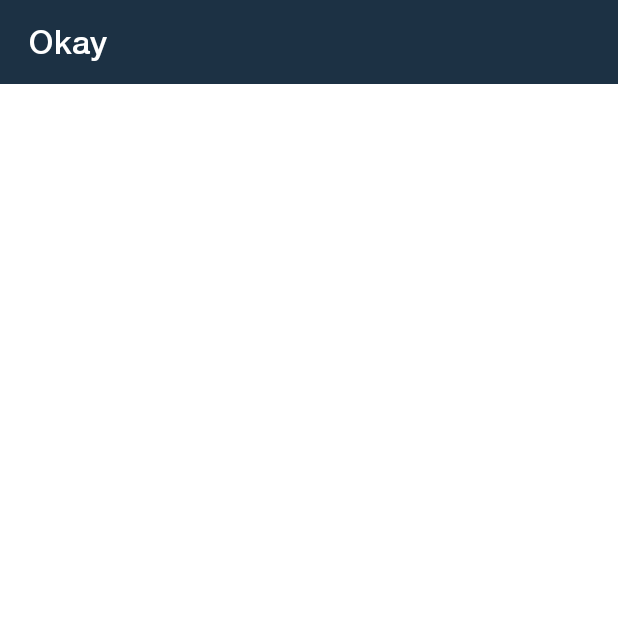
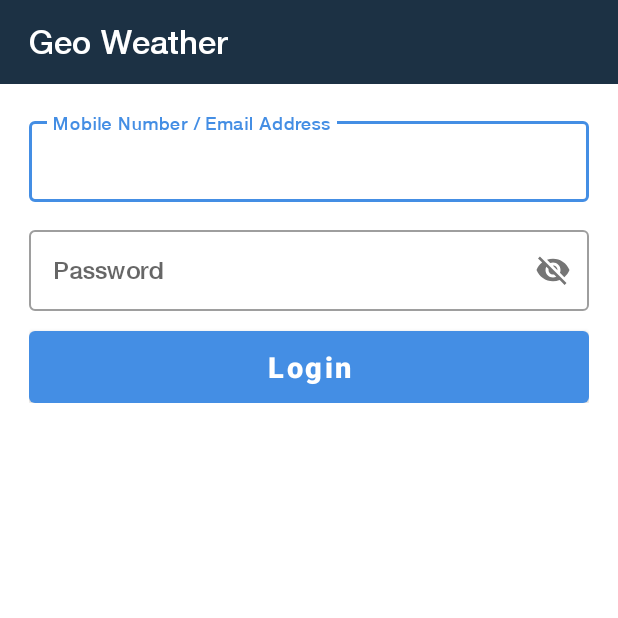
Before and after one commit to gcrnj/geo_weather, an Android app: the SignInActivity screen opened directly, with no data from a screen before it, on a phone screen of 412 x 824 dp, the top half of it. Run offline under Robolectric (Android 15) with nearby library versions, the phone set to English and light mode, and no system bars; our stand-ins replace sdp/ssp sizes.

Commit message:
Setup Sign In UI

```diff
--- a/app/build.gradle
+++ b/app/build.gradle
@@ -75,4 +75,7 @@ dependencies {
 
     // Intuit SDP
     implementation 'com.intuit.sdp:sdp-android:1.1.0'
+
+    //BCrypt
+    implementation 'org.mindrot:jbcrypt:0.4'
 }
--- a/app/src/main/java/com/gtech/geoweather/WelcomeActivity.kt
+++ b/app/src/main/java/com/gtech/geoweather/WelcomeActivity.kt
@@ -5,6 +5,7 @@ import androidx.appcompat.app.AppCompatActivity
 import android.os.Bundle
 import com.gtech.geoweather.databinding.ActivityWelcomeBinding
 import com.gtech.geoweather.sections.activity_register.RegisterActivity
+import com.gtech.geoweather.sections.activity_sign_in.SignInActivity
 
 class WelcomeActivity : AppCompatActivity() {
 
@@ -20,8 +21,9 @@ class WelcomeActivity : AppCompatActivity() {
 
         binding.btnSignUp.setOnClickListener {
             startActivity(Intent(this, RegisterActivity::class.java))
-            startActivity(Intent(this, RegisterActivity::class.java))
-            startActivity(Intent(this, RegisterActivity::class.java))
+        }
+        binding.btnSignIn.setOnClickListener {
+            startActivity(Intent(this, SignInActivity::class.java))
         }
     }
 
--- a/app/src/main/res/layout/activity_sign_in.xml
+++ b/app/src/main/res/layout/activity_sign_in.xml
@@ -9,4 +9,53 @@
 
     <include layout="@layout/layout_app_bar" />
 
+    <ScrollView
+        android:layout_width="match_parent"
+        android:layout_height="wrap_content">
+
+        <LinearLayout
+            android:layout_width="match_parent"
+            android:layout_height="wrap_content"
+            android:divider="@drawable/linear_divider"
+            android:orientation="vertical"
+            android:padding="@dimen/_15sdp"
+            android:showDividers="middle">
+
+            <com.google.android.material.textfield.TextInputLayout
+                android:id="@+id/tILayoutEmailOrMobile"
+                style="@style/Widget.MaterialComponents.TextInputLayout.OutlinedBox"
+                android:layout_width="match_parent"
+                android:layout_height="wrap_content">
+
+                <com.google.android.material.textfield.TextInputEditText
+                    android:layout_width="match_parent"
+                    android:layout_height="wrap_content"
+                    android:fontFamily="@font/helvetica_neue_medium"
+                    android:hint="@string/mobile_number_email_address" />
+            </com.google.android.material.textfield.TextInputLayout>
+
+            <com.google.android.material.textfield.TextInputLayout
+                android:id="@+id/tILayoutPassword"
+                style="@style/Widget.MaterialComponents.TextInputLayout.OutlinedBox"
+                android:layout_width="match_parent"
+                android:layout_height="wrap_content"
+                app:passwordToggleEnabled="true">
+
+                <com.google.android.material.textfield.TextInputEditText
+                    android:layout_width="match_parent"
+                    android:layout_height="wrap_content"
+                    android:fontFamily="@font/helvetica_neue_medium"
+                    android:hint="@string/password" />
+            </com.google.android.material.textfield.TextInputLayout>
+
+            <com.google.android.material.button.MaterialButton
+                android:id="@+id/btnSignIn"
+                style="@style/Theme.GeoWeather.MaterialButton.ZeroInset"
+                android:layout_width="match_parent"
+                android:layout_height="wrap_content"
+                android:text="Login" />
+        </LinearLayout>
+
+    </ScrollView>
+
 </LinearLayout>
--- a/app/src/main/res/layout/activity_welcome.xml
+++ b/app/src/main/res/layout/activity_welcome.xml
@@ -51,7 +51,7 @@
             app:strokeWidth="@dimen/_1sdp" />
 
         <com.google.android.material.button.MaterialButton
-            android:id="@+id/btnLogin"
+            android:id="@+id/btnSignIn"
             style="@style/Theme.GeoWeather.MaterialButton.ZeroInset"
             android:layout_width="0dp"
             android:layout_height="wrap_content"
--- a/app/src/main/res/layout/layout_app_bar.xml
+++ b/app/src/main/res/layout/layout_app_bar.xml
@@ -28,7 +28,7 @@
             android:layout_height="match_parent"
             android:layout_marginHorizontal="@dimen/_15sdp"
             android:gravity="start|center_vertical"
-            android:text="Okay"
+            android:text="@string/app_name"
             android:textColor="@color/white" />
     </LinearLayout>
 
--- a/app/src/main/res/values/strings.xml
+++ b/app/src/main/res/values/strings.xml
@@ -12,4 +12,5 @@
     <string name="first_name">First Name</string>
     <string name="middle_name">Middle Name</string>
     <string name="last_name">Last Name</string>
+    <string name="mobile_number_email_address">Mobile Number / Email Address</string>
 </resources>
```
